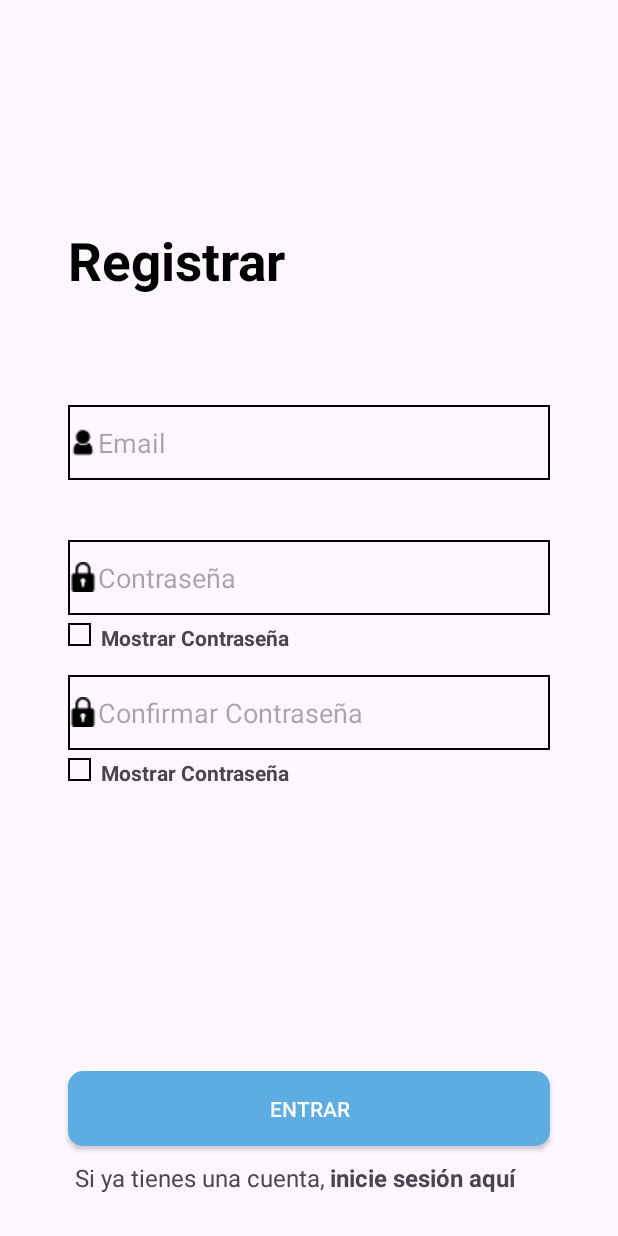
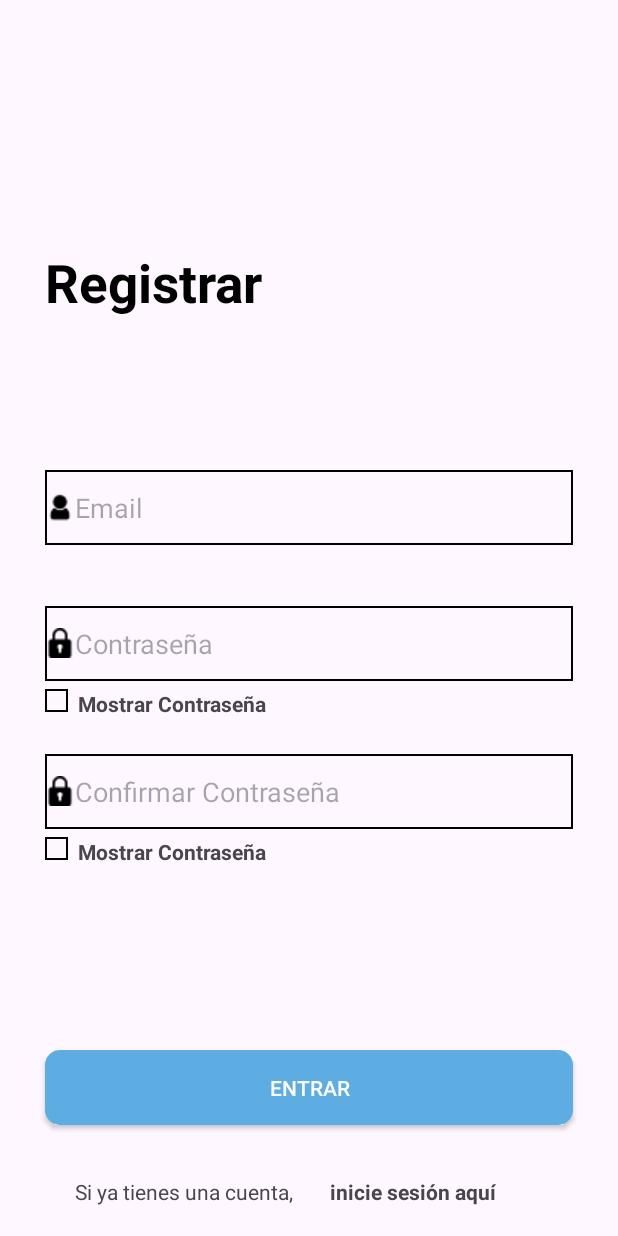
Before and after one commit to Nikki-021/Refactoring-Life, an Android app: the MainActivityRegister screen opened directly, with no data from a screen before it, on a phone screen of 412 x 824 dp. Run offline under Robolectric (Android 15) with nearby library versions, the phone set to English and light mode, and no system bars.

Commit message:
feature/RLA_4

```diff
--- a/app/src/main/res/layout/activity_main_register.xml
+++ b/app/src/main/res/layout/activity_main_register.xml
@@ -8,11 +8,11 @@
     tools:context=".MainActivityRegister">
 
     <androidx.constraintlayout.widget.Guideline
-        android:id="@+id/guidelineHorizontal"
+        android:id="@+id/guideline_horizontal"
         android:layout_width="wrap_content"
         android:layout_height="wrap_content"
         android:orientation="horizontal"
-        app:layout_constraintGuide_begin="150dp" />
+        app:layout_constraintGuide_percent="0.2" />
 
     <TextView
         android:id="@+id/tv_register"
@@ -22,50 +22,50 @@
         android:textColor="@color/black"
         android:textSize="35sp"
         android:textStyle="bold"
-        app:layout_constraintStart_toStartOf="@+id/et_emailRegister"
-        app:layout_constraintTop_toTopOf="@+id/guidelineHorizontal" />
+        app:layout_constraintStart_toStartOf="@+id/et_email_register"
+        app:layout_constraintTop_toTopOf="@+id/guideline_horizontal" />
 
     <androidx.constraintlayout.widget.Guideline
-        android:id="@+id/guidelineHorizontal2"
+        android:id="@+id/guideline_horizontal2"
         android:layout_width="wrap_content"
         android:layout_height="wrap_content"
         android:orientation="horizontal"
-        app:layout_constraintGuide_begin="270dp" />
+        app:layout_constraintGuide_percent="0.38" />
 
     <EditText
-        android:id="@+id/et_emailRegister"
+        android:id="@+id/et_email_register"
         android:layout_width="match_parent"
         android:layout_height="50dp"
-        android:layout_marginHorizontal="45dp"
+        android:layout_marginHorizontal="30dp"
         android:autofillHints=""
         android:background="@drawable/square_buttom"
-        android:drawableStart="@drawable/cuenta"
+        android:drawableStart="@drawable/account"
         android:hint="@string/email_register"
         android:inputType="textEmailAddress"
         app:layout_constraintEnd_toEndOf="parent"
         app:layout_constraintStart_toStartOf="parent"
-        app:layout_constraintTop_toTopOf="@+id/guidelineHorizontal2" />
+        app:layout_constraintTop_toTopOf="@+id/guideline_horizontal2" />
 
     <androidx.constraintlayout.widget.Guideline
-        android:id="@+id/guidelineHorizontal3"
+        android:id="@+id/guideline_horizontal3"
         android:layout_width="wrap_content"
         android:layout_height="wrap_content"
         android:orientation="horizontal"
-        app:layout_constraintGuide_begin="360dp" />
+        app:layout_constraintGuide_percent="0.49"  />
 
     <EditText
-        android:id="@+id/et_passwordRegister"
+        android:id="@+id/et_password_register"
         android:layout_width="match_parent"
         android:layout_height="50dp"
-        android:layout_marginHorizontal="45dp"
+        android:layout_marginHorizontal="30dp"
         android:autofillHints=""
         android:background="@drawable/square_buttom"
-        android:drawableStart="@drawable/candado"
         android:hint="@string/password"
         android:inputType="textPassword"
+        android:drawableStart="@drawable/padlock"
         app:layout_constraintEnd_toEndOf="parent"
         app:layout_constraintStart_toStartOf="parent"
-        app:layout_constraintTop_toTopOf="@+id/guidelineHorizontal3" />
+        app:layout_constraintTop_toTopOf="@+id/guideline_horizontal3" />
 
     <View
         android:id="@+id/vw_square"
@@ -73,11 +73,11 @@
         android:layout_height="15dp"
         android:layout_marginTop="55dp"
         android:background="@drawable/square_buttom"
-        app:layout_constraintStart_toStartOf="@+id/et_passwordRegister"
-        app:layout_constraintTop_toTopOf="@+id/et_passwordRegister" />
+        app:layout_constraintStart_toStartOf="@+id/et_password_register"
+        app:layout_constraintTop_toTopOf="@+id/et_password_register" />
 
     <TextView
-        android:id="@+id/tv_showPassword"
+        android:id="@+id/tv_show_password"
         android:layout_width="wrap_content"
         android:layout_height="wrap_content"
         android:layout_marginStart="22dp"
@@ -85,28 +85,28 @@
         android:text="@string/showPasword"
         android:textStyle="bold"
         app:layout_constraintStart_toStartOf="@+id/vw_square"
-        app:layout_constraintTop_toTopOf="@+id/et_passwordRegister" />
+        app:layout_constraintTop_toTopOf="@+id/et_password_register" />
 
     <androidx.constraintlayout.widget.Guideline
-        android:id="@+id/guidelineHorizontal4"
+        android:id="@+id/guideline_horizontal4"
         android:layout_width="wrap_content"
         android:layout_height="wrap_content"
         android:orientation="horizontal"
-        app:layout_constraintGuide_begin="450dp" />
+        app:layout_constraintGuide_percent="0.61"  />
 
     <EditText
-        android:id="@+id/et_confirmpasswordRegister"
+        android:id="@+id/et_confirmpassword_register"
         android:layout_width="match_parent"
         android:layout_height="50dp"
-        android:layout_marginHorizontal="45dp"
+        android:layout_marginHorizontal="30dp"
         android:autofillHints=""
         android:background="@drawable/square_buttom"
-        android:drawableStart="@drawable/candado"
+        android:drawableStart="@drawable/padlock"
         android:hint="@string/password_confirm"
         android:inputType="textPassword"
         app:layout_constraintEnd_toEndOf="parent"
         app:layout_constraintStart_toStartOf="parent"
-        app:layout_constraintTop_toTopOf="@+id/guidelineHorizontal4" />
+        app:layout_constraintTop_toTopOf="@+id/guideline_horizontal4" />
 
     <View
         android:id="@+id/vw_square2"
@@ -114,11 +114,11 @@
         android:layout_height="15dp"
         android:layout_marginTop="55dp"
         android:background="@drawable/square_buttom"
-        app:layout_constraintStart_toStartOf="@+id/et_confirmpasswordRegister"
-        app:layout_constraintTop_toTopOf="@+id/et_confirmpasswordRegister" />
+        app:layout_constraintStart_toStartOf="@+id/et_confirmpassword_register"
+        app:layout_constraintTop_toTopOf="@+id/et_confirmpassword_register" />
 
     <TextView
-        android:id="@+id/tv_showPassword2"
+        android:id="@+id/tv_show_password2"
         android:layout_width="wrap_content"
         android:layout_height="wrap_content"
         android:layout_marginStart="22dp"
@@ -126,26 +126,25 @@
         android:text="@string/showPasword"
         android:textStyle="bold"
         app:layout_constraintStart_toStartOf="@+id/vw_square2"
-        app:layout_constraintTop_toTopOf="@+id/et_confirmpasswordRegister" />
-
+        app:layout_constraintTop_toTopOf="@+id/et_confirmpassword_register" />
 
     <androidx.constraintlayout.widget.Guideline
-        android:id="@+id/guidelineHorizontal5"
+        android:id="@+id/guideline_horizontal5"
         android:layout_width="wrap_content"
         android:layout_height="wrap_content"
         android:orientation="horizontal"
-        app:layout_constraintGuide_end="170dp" />
+        app:layout_constraintGuide_percent="0.76"  />
 
     <androidx.appcompat.widget.AppCompatButton
         android:id="@+id/bt_enter"
         android:layout_width="match_parent"
         android:layout_height="50dp"
-        android:layout_margin="45dp"
+        android:layout_margin="30dp"
         android:background="@drawable/rounded_button"
         android:text="@string/enter"
         android:textColor="@color/white"
         app:layout_constraintBottom_toBottomOf="parent"
-        app:layout_constraintTop_toTopOf="@+id/guidelineHorizontal5" />
+        app:layout_constraintTop_toTopOf="@+id/guideline_horizontal5" />
 
     <TextView
         android:id="@+id/tv_message"
@@ -153,9 +152,9 @@
         android:layout_height="wrap_content"
         android:layout_marginStart="50dp"
         android:layout_marginTop="30dp"
-        android:layout_marginBottom="28dp"
+        android:layout_marginBottom="20dp"
         android:text="@string/acountMessage"
-        android:textSize="16sp"
+        android:textSize="14sp"
         app:layout_constraintBottom_toBottomOf="parent"
         app:layout_constraintStart_toStartOf="parent" />
 
@@ -164,12 +163,11 @@
         android:layout_width="wrap_content"
         android:layout_height="wrap_content"
         android:layout_marginStart="170dp"
-        android:layout_marginBottom="28dp"
+        android:layout_marginBottom="20dp"
         android:text="@string/loginMessage"
-        android:textSize="16sp"
+        android:textSize="14sp"
         android:textStyle="bold"
         app:layout_constraintBottom_toBottomOf="parent"
         app:layout_constraintStart_toStartOf="@+id/tv_message" />
 
-
 </androidx.constraintlayout.widget.ConstraintLayout>
```
Also changed, not shown: app/src/main/java/com/example/appteam4/MainActivity.kt (line endings or trailing spaces), app/src/main/res/drawable/account.png (renamed from app/src/main/res/drawable/cuenta.png), app/src/main/res/drawable/padlock.png (renamed from app/src/main/res/drawable/candado.png), app/src/main/res/drawable/square_buttom.xml (line endings or trailing spaces), app/src/main/res/values/colors.xml (line endings or trailing spaces), app/src/main/res/values/strings.xml (line endings or trailing spaces).
